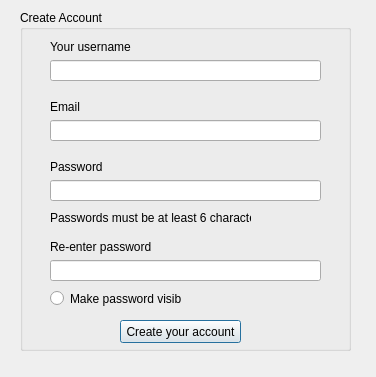
First picture: the form in usercreation.ui, repository kevinlucas23/getFit, before the edit.
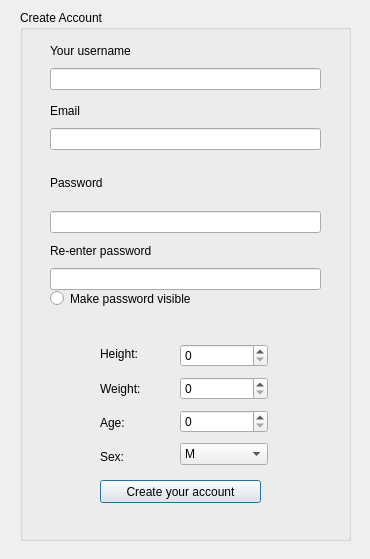
Second picture: the form after the edit.

Patch:
```diff
--- a/usercreation.ui
+++ b/usercreation.ui
@@ -6,8 +6,8 @@
    <rect>
     <x>0</x>
     <y>0</y>
-    <width>376</width>
-    <height>377</height>
+    <width>370</width>
+    <height>559</height>
    </rect>
   </property>
   <property name="windowTitle">
@@ -19,7 +19,7 @@
      <x>20</x>
      <y>10</y>
      <width>331</width>
-     <height>341</height>
+     <height>531</height>
     </rect>
    </property>
    <property name="title">
@@ -30,7 +30,7 @@
      <rect>
       <x>30</x>
       <y>200</y>
-      <width>201</width>
+      <width>271</width>
       <height>16</height>
      </rect>
     </property>
@@ -43,20 +43,20 @@
      <rect>
       <x>30</x>
       <y>280</y>
-      <width>131</width>
+      <width>251</width>
       <height>17</height>
      </rect>
     </property>
     <property name="text">
-     <string>Make password visible.</string>
+     <string>Make password visible</string>
     </property>
    </widget>
    <widget class="QPushButton" name="push_createa">
     <property name="geometry">
      <rect>
-      <x>100</x>
-      <y>310</y>
-      <width>121</width>
+      <x>80</x>
+      <y>470</y>
+      <width>161</width>
       <height>23</height>
      </rect>
     </property>
@@ -70,7 +70,7 @@
       <x>30</x>
       <y>30</y>
       <width>271</width>
-      <height>41</height>
+      <height>50</height>
      </rect>
     </property>
     <layout class="QVBoxLayout" name="verticalLayout">
@@ -86,13 +86,13 @@
      </item>
     </layout>
    </widget>
-   <widget class="QWidget" name="layoutWidget">
+   <widget class="QWidget" name="layoutWidget2">
     <property name="geometry">
      <rect>
       <x>30</x>
       <y>90</y>
       <width>271</width>
-      <height>41</height>
+      <height>50</height>
      </rect>
     </property>
     <layout class="QVBoxLayout" name="verticalLayout_2">
@@ -108,13 +108,13 @@
      </item>
     </layout>
    </widget>
-   <widget class="QWidget" name="layoutWidget">
+   <widget class="QWidget" name="layoutWidget3">
     <property name="geometry">
      <rect>
       <x>30</x>
       <y>150</y>
       <width>271</width>
-      <height>41</height>
+      <height>73</height>
      </rect>
     </property>
     <layout class="QVBoxLayout" name="verticalLayout_3">
@@ -134,13 +134,13 @@
      </item>
     </layout>
    </widget>
-   <widget class="QWidget" name="layoutWidget">
+   <widget class="QWidget" name="layoutWidget4">
     <property name="geometry">
      <rect>
       <x>30</x>
       <y>230</y>
       <width>271</width>
-      <height>41</height>
+      <height>50</height>
      </rect>
     </property>
     <layout class="QVBoxLayout" name="verticalLayout_4">
@@ -160,19 +160,94 @@
      </item>
     </layout>
    </widget>
-  </widget>
-  <widget class="QLabel" name="label_6">
-   <property name="geometry">
-    <rect>
-     <x>20</x>
-     <y>350</y>
-     <width>331</width>
-     <height>16</height>
-    </rect>
-   </property>
-   <property name="text">
-    <string/>
-   </property>
+   <widget class="QWidget" name="verticalLayoutWidget">
+    <property name="geometry">
+     <rect>
+      <x>80</x>
+      <y>330</y>
+      <width>71</width>
+      <height>131</height>
+     </rect>
+    </property>
+    <layout class="QVBoxLayout" name="verticalLayout_7">
+     <item>
+      <widget class="QLabel" name="heightlabel">
+       <property name="text">
+        <string>Height:</string>
+       </property>
+      </widget>
+     </item>
+     <item>
+      <widget class="QLabel" name="weightlabel">
+       <property name="text">
+        <string>Weight:</string>
+       </property>
+      </widget>
+     </item>
+     <item>
+      <widget class="QLabel" name="agelabel">
+       <property name="text">
+        <string>Age:</string>
+       </property>
+      </widget>
+     </item>
+     <item>
+      <widget class="QLabel" name="sexlabel">
+       <property name="text">
+        <string>Sex:</string>
+       </property>
+      </widget>
+     </item>
+    </layout>
+   </widget>
+   <widget class="QWidget" name="verticalLayoutWidget_2">
+    <property name="geometry">
+     <rect>
+      <x>160</x>
+      <y>330</y>
+      <width>88</width>
+      <height>131</height>
+     </rect>
+    </property>
+    <layout class="QVBoxLayout" name="verticalLayout_8">
+     <item>
+      <widget class="QSpinBox" name="heightbox"/>
+     </item>
+     <item>
+      <widget class="QSpinBox" name="weightbox"/>
+     </item>
+     <item>
+      <widget class="QSpinBox" name="agebox"/>
+     </item>
+     <item>
+      <widget class="QComboBox" name="sexbox">
+       <item>
+        <property name="text">
+         <string>M</string>
+        </property>
+       </item>
+       <item>
+        <property name="text">
+         <string>F</string>
+        </property>
+       </item>
+      </widget>
+     </item>
+    </layout>
+   </widget>
+   <widget class="QLabel" name="label_6">
+    <property name="geometry">
+     <rect>
+      <x>0</x>
+      <y>300</y>
+      <width>331</width>
+      <height>16</height>
+     </rect>
+    </property>
+    <property name="text">
+     <string/>
+    </property>
+   </widget>
   </widget>
  </widget>
  <resources/>
```
